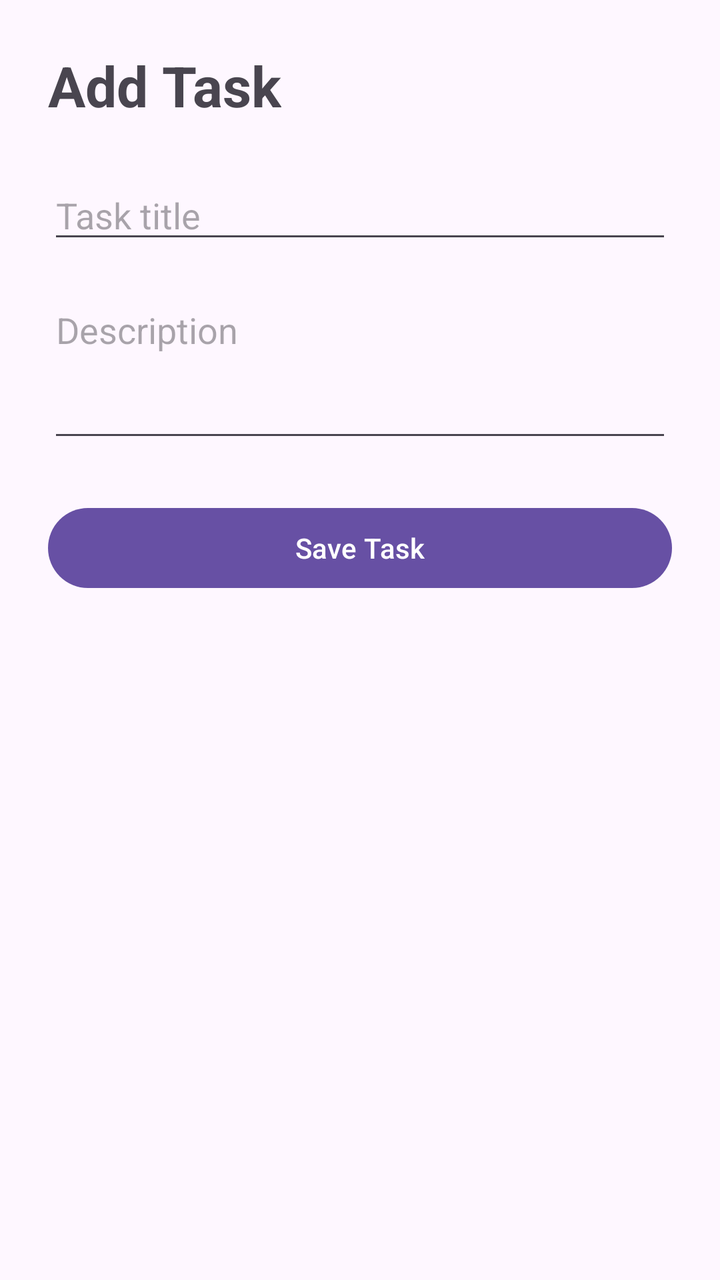
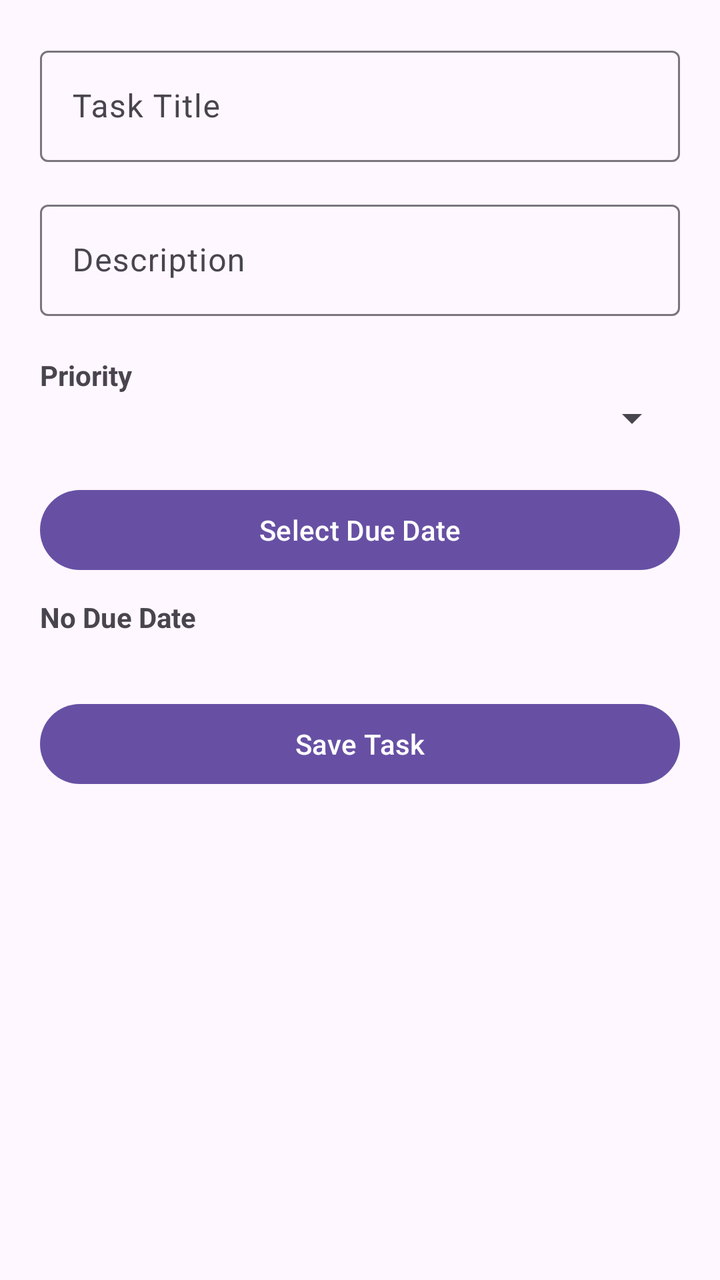

The first picture is an Android layout as it rendered before a commit; the second is the same layout after the commit. The layout source and the unified diff follow.
<!-- AndroidManifest.xml: application theme Theme.TaskMaster -->
<!-- res/layout/activity_add_task.xml -->
<?xml version="1.0" encoding="utf-8"?>


<LinearLayout xmlns:android="http://schemas.android.com/apk/res/android"
    android:layout_width="match_parent"
    android:layout_height="match_parent"
    android:orientation="vertical"
    android:padding="24dp">

    <TextView
        android:layout_width="wrap_content"
        android:layout_height="wrap_content"
        android:text="Add Task"
        android:textSize="28sp"
        android:textStyle="bold"
        android:layout_marginBottom="24dp" />

    <EditText
        android:id="@+id/etTaskTitle"
        android:layout_width="match_parent"
        android:layout_height="wrap_content"
        android:hint="Task title"
        android:inputType="text"
        android:layout_marginBottom="16dp" />

    <EditText
        android:id="@+id/etTaskDescription"
        android:layout_width="match_parent"
        android:layout_height="wrap_content"
        android:hint="Description"
        android:inputType="textMultiLine"
        android:minLines="3"
        android:gravity="top"
        android:layout_marginBottom="24dp" />

    <Button
        android:id="@+id/btnSaveTask"
        android:layout_width="match_parent"
        android:layout_height="wrap_content"
        android:text="Save Task" />

</LinearLayout>
<!-- resources referenced by this layout -->
<resources>
  <style name="Theme.TaskMaster" parent="Base.Theme.TaskMaster" />
  <style name="Base.Theme.TaskMaster" parent="Theme.Material3.DayNight.NoActionBar">
          
          
      </style>
</resources>

<!-- the commit's change to res/layout/activity_add_task.xml (unified diff, before → after) -->
@@ -1,42 +1,74 @@
 <?xml version="1.0" encoding="utf-8"?>
 
 
-<LinearLayout xmlns:android="http://schemas.android.com/apk/res/android"
+<ScrollView xmlns:android="http://schemas.android.com/apk/res/android"
+    xmlns:app="http://schemas.android.com/apk/res-auto"
     android:layout_width="match_parent"
-    android:layout_height="match_parent"
-    android:orientation="vertical"
-    android:padding="24dp">
+    android:layout_height="match_parent">
 
-    <TextView
-        android:layout_width="wrap_content"
-        android:layout_height="wrap_content"
-        android:text="Add Task"
-        android:textSize="28sp"
-        android:textStyle="bold"
-        android:layout_marginBottom="24dp" />
-
-    <EditText
-        android:id="@+id/etTaskTitle"
+    <LinearLayout
         android:layout_width="match_parent"
         android:layout_height="wrap_content"
-        android:hint="Task title"
-        android:inputType="text"
-        android:layout_marginBottom="16dp" />
+        android:orientation="vertical"
+        android:padding="20dp">
 
-    <EditText
-        android:id="@+id/etTaskDescription"
-        android:layout_width="match_parent"
-        android:layout_height="wrap_content"
-        android:hint="Description"
-        android:inputType="textMultiLine"
-        android:minLines="3"
-        android:gravity="top"
-        android:layout_marginBottom="24dp" />
+        <com.google.android.material.textfield.TextInputLayout
+            android:layout_width="match_parent"
+            android:layout_height="wrap_content"
+            android:hint="Task Title">
 
-    <Button
-        android:id="@+id/btnSaveTask"
-        android:layout_width="match_parent"
-        android:layout_height="wrap_content"
-        android:text="Save Task" />
+            <com.google.android.material.textfield.TextInputEditText
+                android:id="@+id/etTaskTitle"
+                android:layout_width="match_parent"
+                android:layout_height="wrap_content"/>
+        </com.google.android.material.textfield.TextInputLayout>
 
-</LinearLayout>
+        <com.google.android.material.textfield.TextInputLayout
+            android:layout_width="match_parent"
+            android:layout_height="wrap_content"
+            android:layout_marginTop="16dp"
+            android:hint="Description">
+
+            <com.google.android.material.textfield.TextInputEditText
+                android:id="@+id/etTaskDescription"
+                android:layout_width="match_parent"
+                android:layout_height="wrap_content"/>
+        </com.google.android.material.textfield.TextInputLayout>
+
+        <TextView
+            android:layout_width="wrap_content"
+            android:layout_height="wrap_content"
+            android:text="Priority"
+            android:textStyle="bold"
+            android:layout_marginTop="20dp"/>
+
+        <Spinner
+            android:id="@+id/spPriority"
+            android:layout_width="match_parent"
+            android:layout_height="wrap_content"/>
+
+        <Button
+            android:id="@+id/btnSelectDate"
+            android:layout_width="match_parent"
+            android:layout_height="wrap_content"
+            android:text="Select Due Date"
+            android:layout_marginTop="20dp"/>
+
+        <TextView
+            android:id="@+id/tvSelectedDate"
+            android:layout_width="wrap_content"
+            android:layout_height="wrap_content"
+            android:text="No Due Date"
+            android:textStyle="bold"
+            android:layout_marginTop="10dp"/>
+
+        <Button
+            android:id="@+id/btnSaveTask"
+            android:layout_width="match_parent"
+            android:layout_height="wrap_content"
+            android:text="Save Task"
+            android:layout_marginTop="30dp"/>
+
+    </LinearLayout>
+
+</ScrollView>
